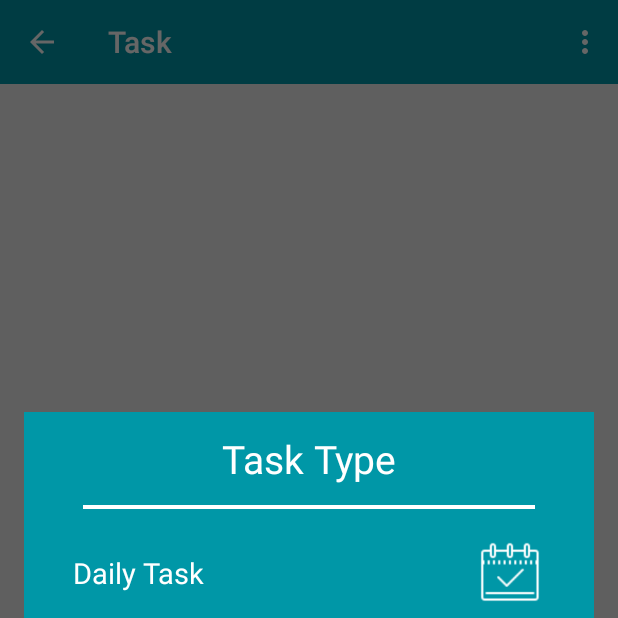
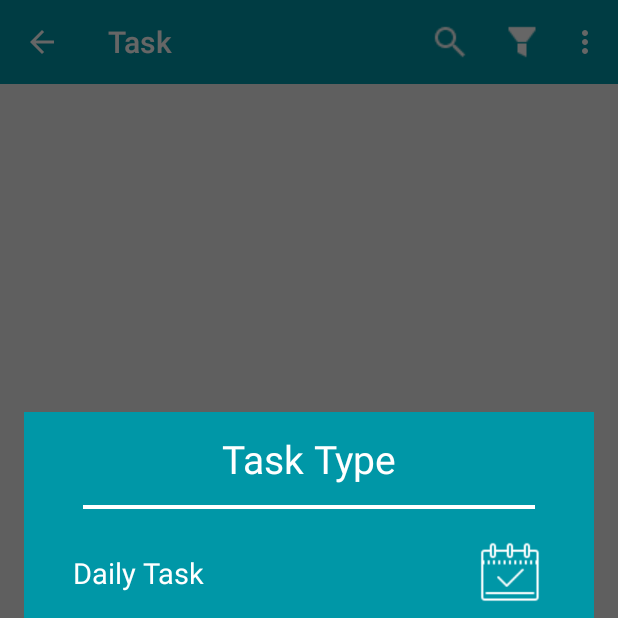
Before and after one commit to rohitagarwal3011/Kreatik-admin-, an Android app: the TaskActivity screen opened directly, with no data from a screen before it, after a tap on an icon or button, on a phone screen of 412 x 824 dp, the top half of it. Run offline under Robolectric (Android 15) with nearby library versions, the phone set to English and light mode, and no system bars; our stand-ins replace ButterKnife, sdp/ssp sizes; libraries missing offline, so code that uses them is left out: cn.pedant, com.facebook.drawee, com.yalantis.contextmenu; 7 statements that could not run were skipped.

Commit message:
task search filter

```diff
--- a/app/src/main/java/com/app/rbc/admin/activities/TaskActivity.java
+++ b/app/src/main/java/com/app/rbc/admin/activities/TaskActivity.java
@@ -1,5 +1,6 @@
 package com.app.rbc.admin.activities;
 
+import android.app.SearchManager;
 import android.content.ActivityNotFoundException;
 import android.content.Context;
 import android.content.Intent;
@@ -12,7 +13,9 @@ import android.os.Bundle;
 import android.os.Environment;
 import android.support.v4.app.Fragment;
 import android.support.v4.app.FragmentTransaction;
+import android.support.v4.view.MenuItemCompat;
 import android.support.v7.app.AppCompatActivity;
+import android.support.v7.widget.SearchView;
 import android.support.v7.widget.Toolbar;
 import android.view.Menu;
 import android.view.MenuInflater;
@@ -29,6 +32,7 @@ import com.app.rbc.admin.interfaces.ApiServices;
 import com.app.rbc.admin.utils.AppUtil;
 import com.app.rbc.admin.utils.ChangeFragment;
 import com.app.rbc.admin.utils.FileDownloader;
+import com.app.rbc.admin.utils.FileUtils;
 import com.app.rbc.admin.utils.RetrofitClient;
 import com.yalantis.contextmenu.lib.ContextMenuDialogFragment;
 import com.yalantis.contextmenu.lib.MenuObject;
@@ -45,7 +49,8 @@ import butterknife.BindView;
 import butterknife.ButterKnife;
 import cn.pedant.SweetAlert.SweetAlertDialog;
 
-public class TaskActivity extends AppCompatActivity implements Task_home.OnTaskTypeSelectListener,OnMenuItemClickListener, OnMenuItemLongClickListener {
+public class TaskActivity extends AppCompatActivity implements Task_home.OnTaskTypeSelectListener,OnMenuItemClickListener,
+        OnMenuItemLongClickListener, SearchView.OnQueryTextListener {
 
     @BindView(R.id.frame_main)
     FrameLayout frameMain;
@@ -59,6 +64,7 @@ public class TaskActivity extends AppCompatActivity implements Task_home.OnTaskT
     final ApiServices apiServices = RetrofitClient.getApiService();
     public static String visible_fragment;
     private ContextMenuDialogFragment mMenuDialogFragment;
+    private Menu menu;
 
     @Override
     protected void onCreate(Bundle savedInstanceState) {
@@ -106,6 +112,16 @@ public class TaskActivity extends AppCompatActivity implements Task_home.OnTaskT
     public boolean onCreateOptionsMenu(Menu menu) {
         MenuInflater inflater = getMenuInflater();
         inflater.inflate(R.menu.task, menu);
+        this.menu = menu;
+        SearchManager searchManager =
+                (SearchManager) getSystemService(Context.SEARCH_SERVICE);
+        SearchView searchView = (SearchView)
+                MenuItemCompat.getActionView(menu.findItem(R.id.search));
+
+        searchView.setSearchableInfo(
+                searchManager.getSearchableInfo(getComponentName()));
+        searchView.setSubmitButtonEnabled(true);
+        searchView.setOnQueryTextListener(this);
 
         return true;
     }
@@ -177,6 +193,8 @@ public class TaskActivity extends AppCompatActivity implements Task_home.OnTaskT
             case R.id.add_attachment:
 
                 return true;
+            case R.id.search :
+
 
             default:
                 return super.onOptionsItemSelected(item);
@@ -346,31 +364,17 @@ public class TaskActivity extends AppCompatActivity implements Task_home.OnTaskT
         new DownloadFile().execute(url, file_name);
     }
 
+    @Override
+    public boolean onQueryTextSubmit(String query) {
+        return false;
+    }
 
-
-
-
-
-
-
-
-
-
-
-
-
-
-
-
-
-
-
-
-
-
-
-
-
+    @Override
+    public boolean onQueryTextChange(String newText) {
+        AppUtil.logger(TAG,newText);
+        task_home.setRecyclerSearch(newText);
+        return true;
+    }
 
 
     private class DownloadFile extends AsyncTask<String, Void, Void> {
--- a/app/src/main/java/com/app/rbc/admin/fragments/Task_create.java
+++ b/app/src/main/java/com/app/rbc/admin/fragments/Task_create.java
@@ -223,6 +223,10 @@ public class Task_create extends Fragment implements DatePickerDialog.OnDateSetL
         item1.setVisible(false);
         MenuItem item2 = menu.findItem(R.id.completed);
         item2.setVisible(false);
+        MenuItem search = menu.findItem(R.id.search);
+        search.setVisible(false);
+        MenuItem filter = menu.findItem(R.id.filter);
+        filter.setVisible(false);
     }
 
 
--- a/app/src/main/java/com/app/rbc/admin/fragments/Task_details.java
+++ b/app/src/main/java/com/app/rbc/admin/fragments/Task_details.java
@@ -200,6 +200,10 @@ public class Task_details extends Fragment {
         item1.setVisible(true);
         MenuItem item2 = menu.findItem(R.id.completed);
         item2.setVisible(false);
+        MenuItem search = menu.findItem(R.id.search);
+        search.setVisible(false);
+        MenuItem filter = menu.findItem(R.id.filter);
+        filter.setVisible(false);
     }
 
     @Override
--- a/app/src/main/res/menu/task.xml
+++ b/app/src/main/res/menu/task.xml
@@ -20,4 +20,16 @@
         android:title="Completed Tasks"
         app:showAsAction="never"
         />
+    <item android:id="@+id/search"
+        android:icon="@drawable/search_icon"
+        android:title="Search Tasks"
+        app:showAsAction="collapseActionView|ifRoom"
+        android:actionViewClass="android.support.v7.widget.SearchView"
+        app:actionViewClass="android.support.v7.widget.SearchView"
+        />
+    <item android:id="@+id/filter"
+        android:icon="@drawable/filter_icon"
+        android:title="Filter Tasks"
+        app:showAsAction="always"
+        />
 </menu>
--- a/app/src/main/res/values/strings.xml
+++ b/app/src/main/res/values/strings.xml
@@ -22,4 +22,13 @@
     <string name="section_format">Hello World from section: %1$d</string>
     <string name="title_activity_requirement">Requirements</string>
     <string name="title_activity_add_vehicle">AddVehicleActivity</string>
+    <string name="status">Status</string>
+
+    <string-array name="task_status_filter">
+        <item>All</item>
+        <item>Created</item>
+        <item>In Progress</item>
+        <item>Check for Completion</item>
+        <item>Delayed</item>
+    </string-array>
 </resources>
--- /dev/null
+++ b/app/src/main/res/xml/task_searchable.xml
@@ -0,0 +1,5 @@
+<?xml version="1.0" encoding="utf-8"?>
+<searchable android:label="@string/app_name"
+    android:hint="Search Jobs"
+    xmlns:android="http://schemas.android.com/apk/res/android">
+</searchable>
```
Also changed, not shown: app/src/main/AndroidManifest.xml (+8 -1 lines), app/src/main/java/com/app/rbc/admin/fragments/Task_home.java (+219 -9 lines), app/src/main/res/drawable/round_edittext_light.xml (added, +12 -0 lines), app/src/main/res/layout/dialog_filter_todolist.xml (added, +69 -0 lines), app/src/main/res/drawable/filter_icon.png (added), app/src/main/res/drawable/search_icon.png (added).
